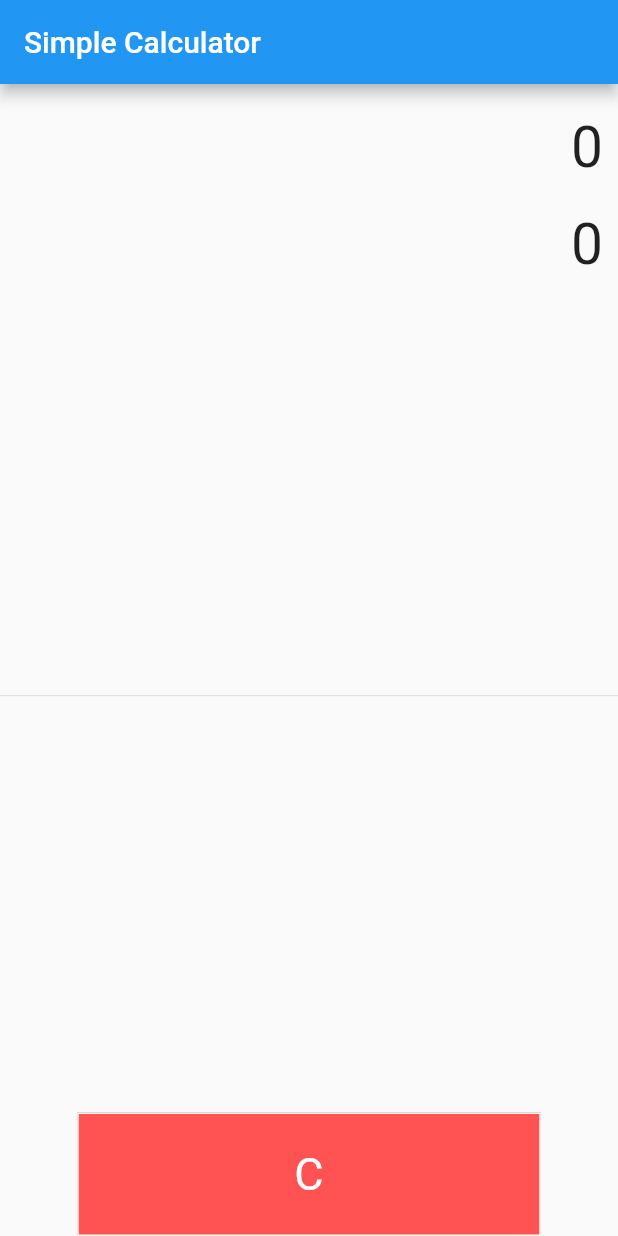
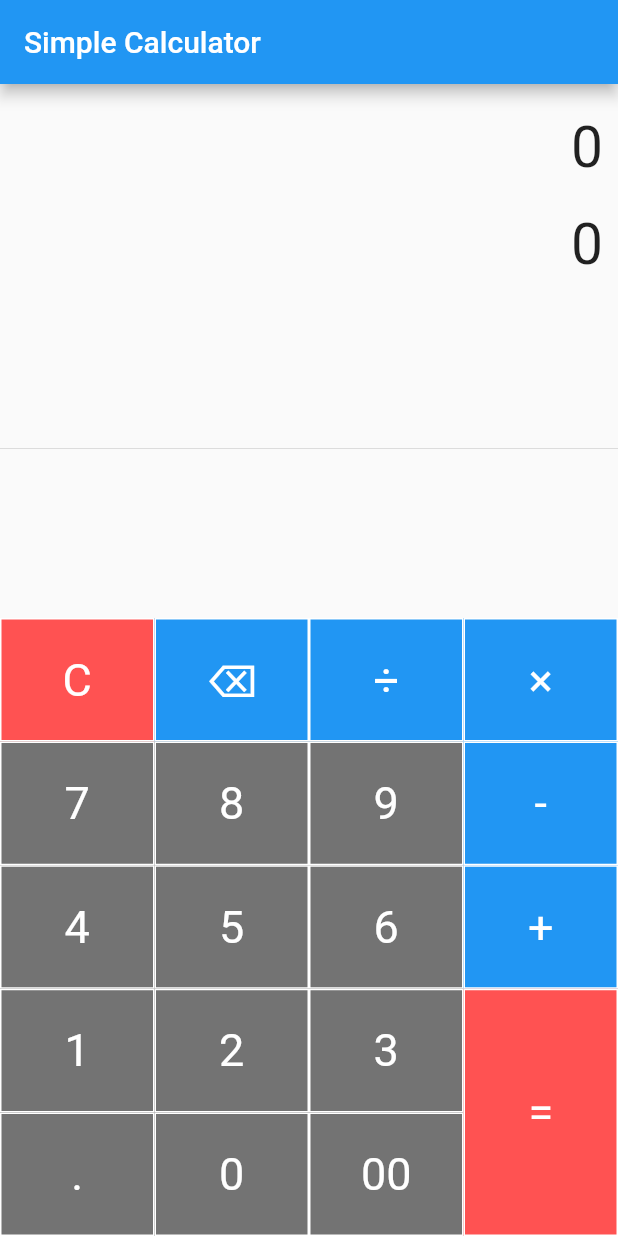
Before and after one commit to Efaayin/basic-flutter-calculator, a Flutter app: the screen it shows after launch, on a phone screen of 412 x 824 dp. Run offline on Flutter 3.47's test engine with Material 2 defaults, Android fonts, the phone set to English and light mode, and no system bars.

Commit message:
update buttons

```diff
--- a/lib/main.dart
+++ b/lib/main.dart
@@ -22,6 +22,34 @@ class SimpleCalculator extends StatefulWidget {
 }
 
 class _SimpleCalculatorState extends State<SimpleCalculator> {
+
+  Widget buildButton(String buttonText, double buttonHeight, Color buttonColor) {
+    return Container(
+      height: MediaQuery.of(context).size.height * .1 * buttonHeight,
+      color: buttonColor,
+      child: FlatButton(
+        shape: RoundedRectangleBorder(
+          borderRadius: BorderRadius.circular(0.0),
+          side: BorderSide(
+              color: Colors.white,
+              width: 1,
+              style: BorderStyle.solid,
+          ),
+        ),
+        padding: EdgeInsets.all(16.0),
+        onPressed: null,
+        child: Text(
+          buttonText,
+          style: TextStyle(
+            fontSize: 30.0,
+            fontWeight: FontWeight.normal,
+            color: Colors.white,
+          ),
+        ),
+      ),
+    );
+  }
+
   @override
   Widget build(BuildContext context) {
     return Scaffold(
@@ -52,36 +80,70 @@ class _SimpleCalculatorState extends State<SimpleCalculator> {
                   children: [
                     TableRow(
                       children: [
-                        Container(
-                          height: MediaQuery.of(context).size.height * .1,
-                          color: Colors.redAccent,
-                          child: FlatButton(
-                            shape: RoundedRectangleBorder(
-                              borderRadius: BorderRadius.circular(0.0),
-                              side: BorderSide(
-                                  color: Colors.white,
-                                  width: 1,
-                                  style: BorderStyle.solid,
-                              ),
-                            ),
-                            padding: EdgeInsets.all(16.0),
-                            onPressed: null,
-                            child: Text(
-                              "C",
-                              style: TextStyle(
-                                fontSize: 30.0,
-                                fontWeight: FontWeight.normal,
-                                color: Colors.white,
-                              ),
-                            ),
-                          ),
-                        ),
+                        buildButton("C", 1, Colors.redAccent),
+                        buildButton("⌫", 1, Colors.blue),
+                        buildButton("÷", 1, Colors.blue),
+                      ]
+                    ),
+                    TableRow(
+                      children: [
+                        buildButton("7", 1, Colors.black54),
+                        buildButton("8", 1, Colors.black54),
+                        buildButton("9", 1, Colors.black54),
+                      ]
+                    ),
+                    TableRow(
+                      children: [
+                        buildButton("4", 1, Colors.black54),
+                        buildButton("5", 1, Colors.black54),
+                        buildButton("6", 1, Colors.black54),
+                      ]
+                    ),
+                    TableRow(
+                      children: [
+                        buildButton("1", 1, Colors.black54),
+                        buildButton("2", 1, Colors.black54),
+                        buildButton("3", 1, Colors.black54),
+                      ]
+                    ),
+                    TableRow(
+                      children: [
+                        buildButton(".", 1, Colors.black54),
+                        buildButton("0", 1, Colors.black54),
+                        buildButton("00", 1, Colors.black54),
                       ]
                     ),
                   ],
                 ),
               ),
 
+              Container(
+                width: MediaQuery.of(context).size.width * .25,
+                child: Table(
+                  children: [
+                    TableRow(
+                      children: [
+                        buildButton("×", 1, Colors.blue),
+                      ],
+                    ),
+                    TableRow(
+                      children: [
+                        buildButton("-", 1, Colors.blue),
+                      ],
+                    ),
+                    TableRow(
+                      children: [
+                        buildButton("+", 1, Colors.blue),
+                      ],
+                    ),
+                    TableRow(
+                      children: [
+                        buildButton("=", 2, Colors.redAccent),
+                      ],
+                    ),
+                  ],
+                ),
+              ),
             ],
           ),
         ],
```
